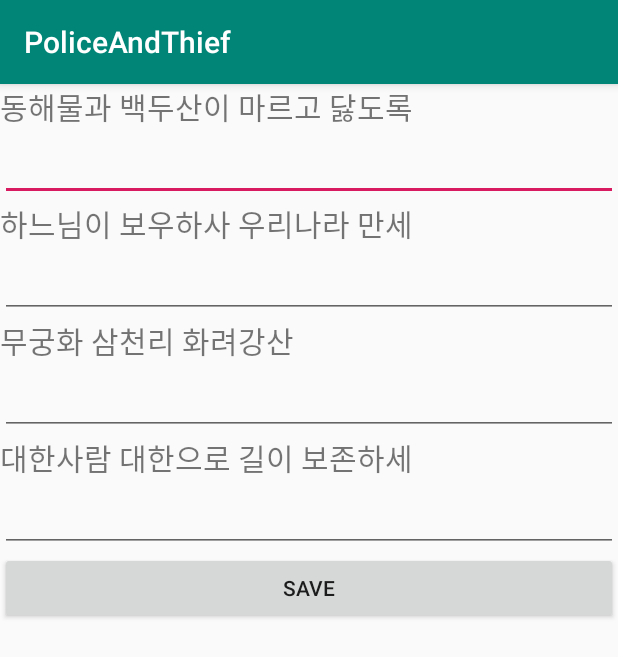
After one commit to ljwon1995/PoliceAndThief, an Android app: the DecodeActivity screen opened directly, with no data from a screen before it, on a phone screen of 412 x 824 dp. The commit adds this screen. Shown: the top 657 px of the screen. Run offline under Robolectric (Android 15) with nearby library versions, the phone set to English and light mode, and no system bars.

Commit message:
Make decoder activity

```diff
--- a/PoliceAndThief/app/src/main/AndroidManifest.xml
+++ b/PoliceAndThief/app/src/main/AndroidManifest.xml
@@ -37,6 +37,7 @@
         <activity
             android:name=".PoliceActivity"
             android:label="@string/title_activity_maps"></activity>
+        <activity android:name=".DecodeActivity"></activity>
 
         <activity android:name=".MainActivity">
             <intent-filter>
--- /dev/null
+++ b/PoliceAndThief/app/src/main/java/com/example/policeandthief/DecodeActivity.java
@@ -0,0 +1,16 @@
+package com.example.policeandthief;
+
+import android.os.Bundle;
+
+import androidx.appcompat.app.AppCompatActivity;
+
+public class DecodeActivity extends AppCompatActivity {
+    @Override
+    protected void onCreate(Bundle savedInstanceState){
+        super.onCreate(savedInstanceState);
+        setContentView(R.layout.activity_decode);
+
+
+
+    }
+}
--- a/PoliceAndThief/app/src/main/java/com/example/policeandthief/ThiefActivity.java
+++ b/PoliceAndThief/app/src/main/java/com/example/policeandthief/ThiefActivity.java
@@ -1,8 +1,11 @@
 package com.example.policeandthief;
 
 import androidx.fragment.app.FragmentActivity;
+
+import android.content.Intent;
 import android.location.Location;
 import android.os.Bundle;
+import android.view.View;
 import android.widget.Button;
 import android.widget.Toast;
 import com.google.android.gms.maps.CameraUpdateFactory;
@@ -33,6 +36,13 @@ public class ThiefActivity extends FragmentActivity implements OnMapReadyCallbac
         tls.start();
 
         decoderBtn = findViewById(R.id.decodeBtn);
+        decoderBtn.setOnClickListener(new View.OnClickListener() {
+            @Override
+            public void onClick(View v) {
+                Intent intent = new Intent(ThiefActivity.this, DecodeActivity.class);
+                startActivity(intent);
+            }
+        });
 
     }
 
--- /dev/null
+++ b/PoliceAndThief/app/src/main/res/layout/activity_decode.xml
@@ -0,0 +1,76 @@
+<?xml version="1.0" encoding="utf-8"?>
+<LinearLayout xmlns:android="http://schemas.android.com/apk/res/android"
+    android:orientation="vertical" android:layout_width="match_parent"
+    android:layout_height="match_parent">
+
+
+
+    <TextView
+        android:layout_width="match_parent"
+        android:layout_height="wrap_content"
+        android:text="동해물과 백두산이 마르고 닳도록"
+        android:textSize="20dp"
+
+        />
+
+    <EditText
+        android:layout_width="match_parent"
+        android:layout_height="wrap_content"
+        android:textColor="@color/colorAccent"
+
+
+        android:textSize="20dp" />
+
+    <TextView
+        android:layout_width="match_parent"
+        android:layout_height="wrap_content"
+        android:text="하느님이 보우하사 우리나라 만세"
+        android:textSize="20dp"
+
+        />
+
+    <EditText
+        android:layout_width="match_parent"
+        android:layout_height="wrap_content"
+        android:textSize="20dp"
+        android:textColor="@color/colorAccent"
+        />
+
+    <TextView
+        android:layout_width="match_parent"
+        android:layout_height="wrap_content"
+        android:text="무궁화 삼천리 화려강산"
+        android:textSize="20dp"
+
+        />
+
+    <EditText
+        android:layout_width="match_parent"
+        android:layout_height="wrap_content"
+        android:textSize="20dp"
+        android:textColor="@color/colorAccent"
+
+        />
+
+    <TextView
+        android:layout_width="match_parent"
+        android:layout_height="wrap_content"
+        android:text="대한사람 대한으로 길이 보존하세"
+        android:textSize="20dp"
+
+        />
+
+    <EditText
+        android:layout_width="match_parent"
+        android:layout_height="wrap_content"
+        android:textSize="20dp"
+        android:textColor="@color/colorAccent"
+
+        />
+
+    <Button
+        android:layout_width="match_parent"
+        android:layout_height="wrap_content"
+        android:text="Save" />
+
+</LinearLayout>
```
